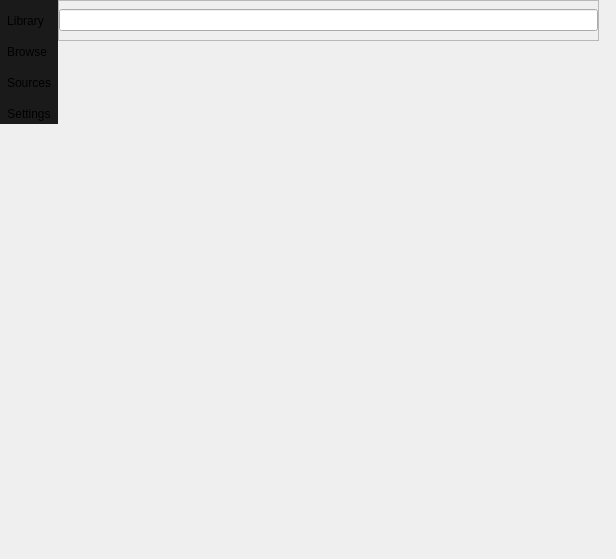
Above: ui/ui.ui from riyukuro/QT-Reader before the change. Below: the same form after it.
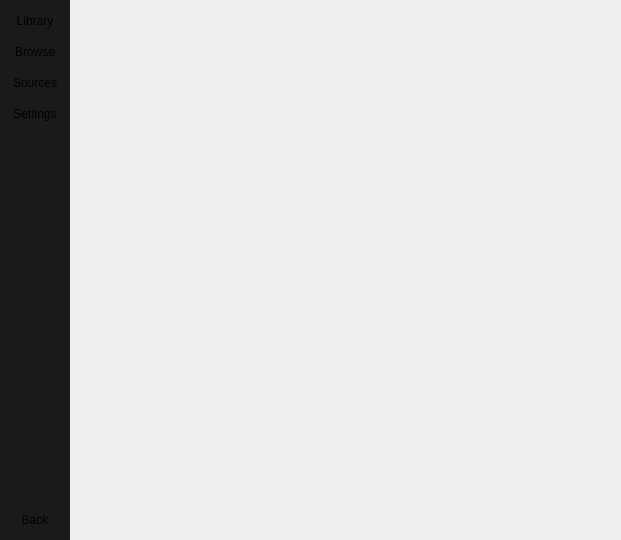
That is the form after the change. Icons and pictures are not drawn.

Commit message: Added back button & topbar for search. Fixed Next/Prev buttons. Added QRC file.

```diff
--- a/ui/ui.ui
+++ b/ui/ui.ui
@@ -6,8 +6,8 @@
    <rect>
     <x>0</x>
     <y>0</y>
-    <width>616</width>
-    <height>559</height>
+    <width>621</width>
+    <height>540</height>
    </rect>
   </property>
   <property name="windowTitle">
@@ -30,14 +30,17 @@
     <property name="bottomMargin">
      <number>0</number>
     </property>
-    <item>
-     <widget class="QFrame" name="SideNav">
+    <item alignment="Qt::AlignHCenter">
+     <widget class="QFrame" name="sideNav">
       <property name="maximumSize">
        <size>
         <width>70</width>
         <height>16777215</height>
        </size>
       </property>
+      <property name="styleSheet">
+       <string notr="true">background-color: rgb(26, 26, 26);</string>
+      </property>
       <property name="frameShape">
        <enum>QFrame::NoFrame</enum>
       </property>
@@ -52,19 +55,16 @@
         <number>0</number>
        </property>
        <property name="topMargin">
-        <number>0</number>
+        <number>10</number>
        </property>
        <property name="rightMargin">
         <number>0</number>
        </property>
        <property name="bottomMargin">
-        <number>0</number>
+        <number>10</number>
        </property>
        <item alignment="Qt::AlignTop">
-        <widget class="QFrame" name="Buttons_sidenav">
-         <property name="styleSheet">
-          <string notr="true">background-color: rgb(26, 26, 26);</string>
-         </property>
+        <widget class="QFrame" name="buttons_SideNav">
          <property name="frameShape">
           <enum>QFrame::NoFrame</enum>
          </property>
@@ -79,7 +79,7 @@
            <number>0</number>
           </property>
           <property name="topMargin">
-           <number>10</number>
+           <number>0</number>
           </property>
           <property name="rightMargin">
            <number>0</number>
@@ -88,16 +88,25 @@
            <number>0</number>
           </property>
           <item>
-           <widget class="QToolButton" name="LibraryBtn">
+           <widget class="QToolButton" name="libraryBtn">
+            <property name="minimumSize">
+             <size>
+              <width>70</width>
+              <height>0</height>
+             </size>
+            </property>
             <property name="text">
              <string>Library</string>
             </property>
             <property name="icon">
-             <iconset>
-              <normaloff>../../../.designer/backup/library_books_black_48dp.svg</normaloff>../../../.designer/backup/library_books_black_48dp.svg</iconset>
+             <iconset resource="../res/ui.qrc">
+              <normaloff>:/sidebar-dark/library_books_white_48dp.svg</normaloff>:/sidebar-dark/library_books_white_48dp.svg</iconset>
             </property>
-            <property name="shortcut">
-             <string>Esc</string>
+            <property name="iconSize">
+             <size>
+              <width>24</width>
+              <height>24</height>
+             </size>
             </property>
             <property name="toolButtonStyle">
              <enum>Qt::ToolButtonTextUnderIcon</enum>
@@ -108,13 +117,19 @@
            </widget>
           </item>
           <item>
-           <widget class="QToolButton" name="BrowseBtn">
+           <widget class="QToolButton" name="browseBtn">
+            <property name="minimumSize">
+             <size>
+              <width>70</width>
+              <height>0</height>
+             </size>
+            </property>
             <property name="text">
              <string>Browse</string>
             </property>
             <property name="icon">
-             <iconset>
-              <normaloff>../../../.designer/backup/explore_black_48dp.svg</normaloff>../../../.designer/backup/explore_black_48dp.svg</iconset>
+             <iconset resource="../res/ui.qrc">
+              <normaloff>:/sidebar-dark/explore_white_48dp.svg</normaloff>:/sidebar-dark/explore_white_48dp.svg</iconset>
             </property>
             <property name="iconSize">
              <size>
@@ -122,9 +137,6 @@
               <height>24</height>
              </size>
             </property>
-            <property name="shortcut">
-             <string>Esc</string>
-            </property>
             <property name="toolButtonStyle">
              <enum>Qt::ToolButtonTextUnderIcon</enum>
             </property>
@@ -134,16 +146,25 @@
            </widget>
           </item>
           <item>
-           <widget class="QToolButton" name="SourcesBtn">
+           <widget class="QToolButton" name="sourcesBtn">
+            <property name="minimumSize">
+             <size>
+              <width>70</width>
+              <height>0</height>
+             </size>
+            </property>
             <property name="text">
              <string>Sources</string>
             </property>
             <property name="icon">
-             <iconset>
-              <normaloff>../../../.designer/backup/settings_black_48dp.svg</normaloff>../../../.designer/backup/settings_black_48dp.svg</iconset>
+             <iconset resource="../res/ui.qrc">
+              <normaloff>:/sidebar-dark/explore_white_48dp.svg</normaloff>:/sidebar-dark/explore_white_48dp.svg</iconset>
             </property>
-            <property name="shortcut">
-             <string>Esc</string>
+            <property name="iconSize">
+             <size>
+              <width>24</width>
+              <height>24</height>
+             </size>
             </property>
             <property name="toolButtonStyle">
              <enum>Qt::ToolButtonTextUnderIcon</enum>
@@ -154,16 +175,25 @@
            </widget>
           </item>
           <item>
-           <widget class="QToolButton" name="SettingsBtn">
+           <widget class="QToolButton" name="settingsBtn">
+            <property name="minimumSize">
+             <size>
+              <width>70</width>
+              <height>0</height>
+             </size>
+            </property>
             <property name="text">
              <string>Settings</string>
             </property>
             <property name="icon">
-             <iconset>
-              <normaloff>../../../.designer/backup/settings_black_48dp.svg</normaloff>../../../.designer/backup/settings_black_48dp.svg</iconset>
+             <iconset resource="../res/ui.qrc">
+              <normaloff>:/sidebar-dark/settings_white_48dp.svg</normaloff>:/sidebar-dark/settings_white_48dp.svg</iconset>
             </property>
-            <property name="shortcut">
-             <string>Esc</string>
+            <property name="iconSize">
+             <size>
+              <width>24</width>
+              <height>24</height>
+             </size>
             </property>
             <property name="toolButtonStyle">
              <enum>Qt::ToolButtonTextUnderIcon</enum>
@@ -176,87 +206,78 @@
          </layout>
         </widget>
        </item>
-      </layout>
-     </widget>
-    </item>
-    <item>
-     <widget class="QFrame" name="Content">
-      <property name="frameShape">
-       <enum>QFrame::NoFrame</enum>
-      </property>
-      <property name="frameShadow">
-       <enum>QFrame::Raised</enum>
-      </property>
-      <layout class="QVBoxLayout" name="Content_verticalLayout">
-       <property name="spacing">
-        <number>0</number>
-       </property>
-       <property name="leftMargin">
-        <number>0</number>
-       </property>
-       <property name="topMargin">
-        <number>0</number>
-       </property>
-       <property name="rightMargin">
-        <number>0</number>
-       </property>
-       <property name="bottomMargin">
-        <number>0</number>
-       </property>
        <item>
-        <widget class="QStackedWidget" name="StackedWidget">
-         <property name="autoFillBackground">
-          <bool>false</bool>
+        <widget class="QToolButton" name="backBtn">
+         <property name="minimumSize">
+          <size>
+           <width>70</width>
+           <height>0</height>
+          </size>
          </property>
-         <property name="frameShadow">
-          <enum>QFrame::Plain</enum>
+         <property name="text">
+          <string>Back</string>
          </property>
-         <property name="currentIndex">
-          <number>0</number>
+         <property name="icon">
+          <iconset resource="../res/ui.qrc">
+           <normaloff>:/topBar/arrow_back_white_48dp.svg</normaloff>:/topBar/arrow_back_white_48dp.svg</iconset>
          </property>
-         <widget class="QWidget" name="page">
-          <widget class="QFrame" name="frame">
-           <property name="geometry">
-            <rect>
-             <x>0</x>
-             <y>0</y>
-             <width>541</width>
-             <height>41</height>
-            </rect>
-           </property>
-           <property name="frameShape">
-            <enum>QFrame::StyledPanel</enum>
-           </property>
-           <property name="frameShadow">
-            <enum>QFrame::Raised</enum>
-           </property>
-           <layout class="QVBoxLayout" name="verticalLayout">
-            <property name="spacing">
-             <number>0</number>
-            </property>
-            <property name="leftMargin">
-             <number>0</number>
-            </property>
-            <property name="topMargin">
-             <number>0</number>
-            </property>
-            <property name="rightMargin">
-             <number>0</number>
-            </property>
-            <property name="bottomMargin">
-             <number>0</number>
-            </property>
-            <item>
-             <widget class="QLineEdit" name="lineEdit"/>
-            </item>
-           </layout>
-          </widget>
-         </widget>
+         <property name="iconSize">
+          <size>
+           <width>24</width>
+           <height>24</height>
+          </size>
+         </property>
+         <property name="toolButtonStyle">
+          <enum>Qt::ToolButtonTextUnderIcon</enum>
+         </property>
+         <property name="autoRaise">
+          <bool>true</bool>
+         </property>
         </widget>
        </item>
       </layout>
      </widget>
     </item>
+    <item>
+     <layout class="QVBoxLayout" name="content">
+      <property name="spacing">
+       <number>0</number>
+      </property>
+      <item>
+       <widget class="QFrame" name="topBar">
+        <property name="maximumSize">
+         <size>
+          <width>16777215</width>
+          <height>70</height>
+         </size>
+        </property>
+        <property name="frameShadow">
+         <enum>QFrame::Raised</enum>
+        </property>
+        <layout class="QHBoxLayout" name="TopBarLayout">
+         <property name="spacing">
+          <number>0</number>
+         </property>
+         <property name="leftMargin">
+          <number>0</number>
+         </property>
+         <property name="topMargin">
+          <number>0</number>
+         </property>
+         <property name="rightMargin">
+          <number>0</number>
+         </property>
+         <property name="bottomMargin">
+          <number>0</number>
+         </property>
+        </layout>
+       </widget>
+      </item>
+      <item>
+       <widget class="QStackedWidget" name="stackedWidget"/>
+      </item>
+     </layout>
+    </item>
    </layout>
   </widget>
  </widget>
```
Left out of the diff: 2 changed lines with no effect on the pictures. The commit also changes 6 other files.
